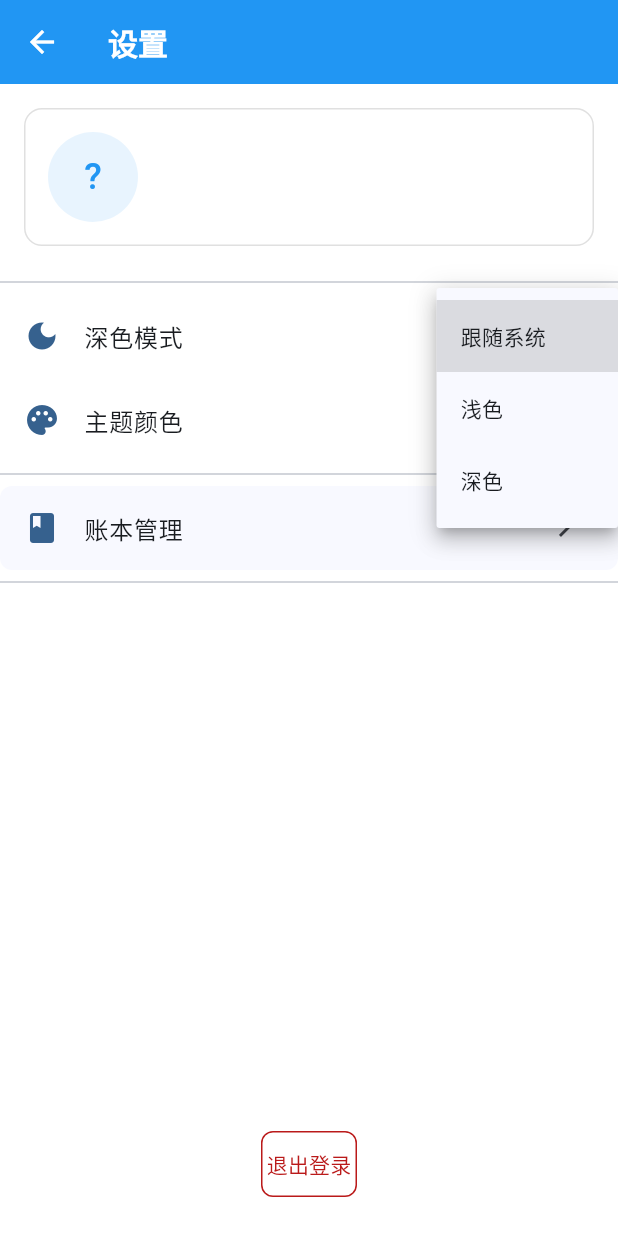
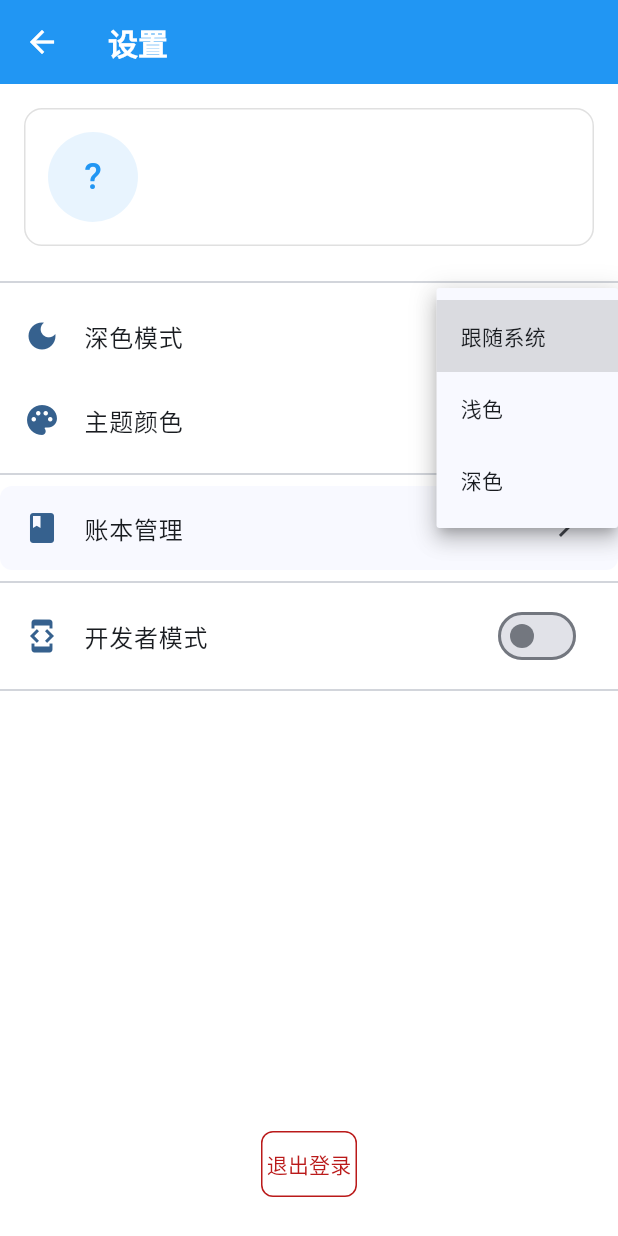
Before and after one commit to clssw1004/clsswjz-app, a Flutter app: the SettingsPage screen opened directly with empty values, after a tap on "跟随系统", on a phone screen of 412 x 824 dp. Run offline on Flutter 3.47's test engine with Material 3 defaults, Android fonts, the phone set to English and light mode, and no system bars; our stand-ins replace shared_preferences; accounts and stored records are empty; network calls fail.

Commit message:
完善功能

```diff
--- a/lib/main.dart
+++ b/lib/main.dart
@@ -13,7 +13,7 @@ Future<Map<String, dynamic>?> _initializeApp() async {
     final hasSession = await UserService.hasValidSession();
     if (hasSession) {
       await UserService.initializeSession();
-      return await UserService.getUserInfo();
+      return UserService.getUserInfo();
     }
     return null;
   } catch (e) {
--- a/lib/pages/account_item/widgets/book_header.dart
+++ b/lib/pages/account_item/widgets/book_header.dart
@@ -17,7 +17,7 @@ class BookHeader extends StatelessWidget {
       margin: EdgeInsets.only(bottom: 16),
       padding: EdgeInsets.symmetric(horizontal: 12, vertical: 8),
       decoration: BoxDecoration(
-        color: colorScheme.surfaceVariant.withOpacity(0.5),
+        color: colorScheme.surfaceContainerHighest.withOpacity(0.5),
         borderRadius: BorderRadius.circular(8),
         border: Border.all(
           color: colorScheme.outlineVariant,
--- a/lib/pages/account_item/widgets/description_input.dart
+++ b/lib/pages/account_item/widgets/description_input.dart
@@ -44,7 +44,7 @@ class DescriptionInput extends StatelessWidget {
             ),
             contentPadding: EdgeInsets.symmetric(horizontal: 12, vertical: 8),
             filled: true,
-            fillColor: colorScheme.surfaceVariant.withOpacity(0.3),
+            fillColor: colorScheme.surfaceContainerHighest.withOpacity(0.3),
           ),
           maxLines: 3,
           style: theme.textTheme.bodyMedium?.copyWith(
--- /dev/null
+++ b/lib/pages/settings/widgets/developer_mode_selector.dart
@@ -0,0 +1,58 @@
+import 'package:flutter/material.dart';
+import '../../../utils/run_mode_util.dart';
+
+class DeveloperModeSelector extends StatefulWidget {
+  const DeveloperModeSelector({Key? key}) : super(key: key);
+
+  @override
+  State<DeveloperModeSelector> createState() => _DeveloperModeSelectorState();
+}
+
+class _DeveloperModeSelectorState extends State<DeveloperModeSelector> {
+  bool _isDebugMode = false;
+
+  @override
+  void initState() {
+    super.initState();
+    _loadRunMode();
+  }
+
+  Future<void> _loadRunMode() async {
+    final isDebug = await RunModeUtil.isDebugMode();
+    setState(() {
+      _isDebugMode = isDebug;
+    });
+  }
+
+  Future<void> _toggleMode(bool value) async {
+    await RunModeUtil.setRunMode(
+      value ? RunModeUtil.debugMode : RunModeUtil.productMode,
+    );
+    setState(() {
+      _isDebugMode = value;
+    });
+  }
+
+  @override
+  Widget build(BuildContext context) {
+    final theme = Theme.of(context);
+    final colorScheme = theme.colorScheme;
+
+    return ListTile(
+      leading: Icon(
+        Icons.developer_mode,
+        color: colorScheme.primary,
+      ),
+      title: Text(
+        '开发者模式',
+        style: theme.textTheme.bodyLarge?.copyWith(
+          color: colorScheme.onSurface,
+        ),
+      ),
+      trailing: Switch(
+        value: _isDebugMode,
+        onChanged: _toggleMode,
+      ),
+    );
+  }
+}
--- a/lib/pages/settings/widgets/theme_color_selector.dart
+++ b/lib/pages/settings/widgets/theme_color_selector.dart
@@ -53,7 +53,7 @@ class ThemeColorSelector extends StatelessWidget {
           content: Consumer<ThemeProvider>(
             builder: (context, themeProvider, _) {
               return SingleChildScrollView(
-                child: Container(
+                child: SizedBox(
                   width: double.maxFinite,
                   child: Wrap(
                     spacing: 12,
@@ -73,7 +73,9 @@ class ThemeColorSelector extends StatelessWidget {
                             color: color,
                             shape: BoxShape.circle,
                             border: Border.all(
-                              color: isSelected ? colorScheme.onPrimary : Colors.transparent,
+                              color: isSelected
+                                  ? colorScheme.onPrimary
+                                  : Colors.transparent,
                               width: 3,
                             ),
                             boxShadow: [
--- a/lib/pages/settings_page.dart
+++ b/lib/pages/settings_page.dart
@@ -5,6 +5,7 @@ import './settings/widgets/theme_mode_selector.dart';
 import './settings/widgets/theme_color_selector.dart';
 import './settings/widgets/create_account_book_item.dart';
 import './settings/widgets/logout_button.dart';
+import './settings/widgets/developer_mode_selector.dart';
 
 class SettingsPage extends StatelessWidget {
   final Map<String, dynamic> userInfo;
@@ -34,6 +35,8 @@ class SettingsPage extends StatelessWidget {
                 Divider(),
                 CreateAccountBookItem(dataService: _dataService),
                 Divider(),
+                DeveloperModeSelector(),
+                Divider(),
               ],
             ),
           ),
--- /dev/null
+++ b/lib/utils/run_mode_util.dart
@@ -0,0 +1,24 @@
+import 'package:shared_preferences/shared_preferences.dart';
+
+class RunModeUtil {
+  static const String _runModeKey = 'runMode';
+  static const String debugMode = 'debug';
+  static const String productMode = 'product';
+
+  // 获取当前运行模式
+  static Future<String> getRunMode() async {
+    final prefs = await SharedPreferences.getInstance();
+    return prefs.getString(_runModeKey) ?? productMode;
+  }
+
+  // 设置运行模式
+  static Future<void> setRunMode(String mode) async {
+    final prefs = await SharedPreferences.getInstance();
+    await prefs.setString(_runModeKey, mode);
+  }
+
+  // 判断是否为调试模式
+  static Future<bool> isDebugMode() async {
+    return await getRunMode() == debugMode;
+  }
+}
```
Also changed, not shown: lib/pages/account_book/widgets/member_list.dart (+5 -3 lines), lib/pages/account_item/widgets/category_dialog.dart (+8 -9 lines), lib/pages/account_item/widgets/datetime_selector.dart (+8 -14 lines), lib/pages/account_item/widgets/fund_selector.dart (+11 -5 lines), lib/pages/account_item_list.dart (+46 -31 lines), lib/theme/app_colors.dart (added, +17 -0 lines).
